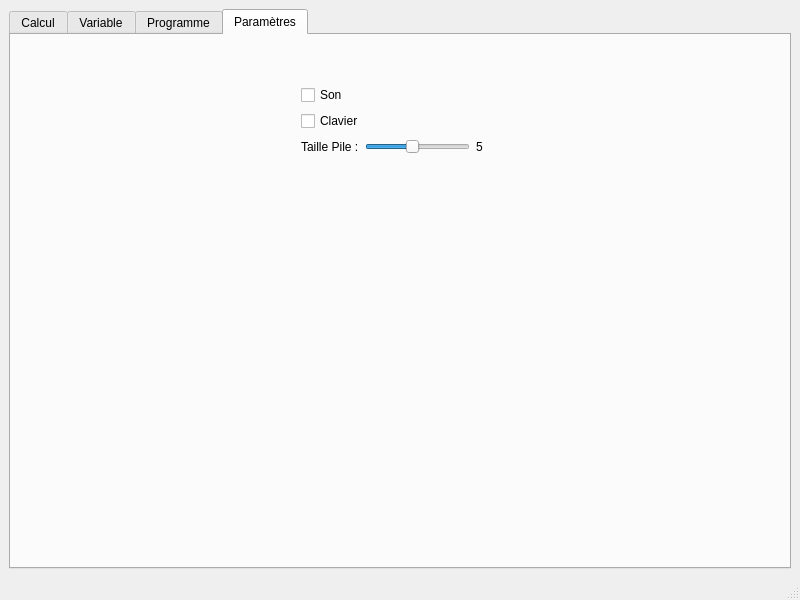
Above: mainwindow.ui from doremiiy/LO21_UTCalculator before the change. Below: the same form after it.
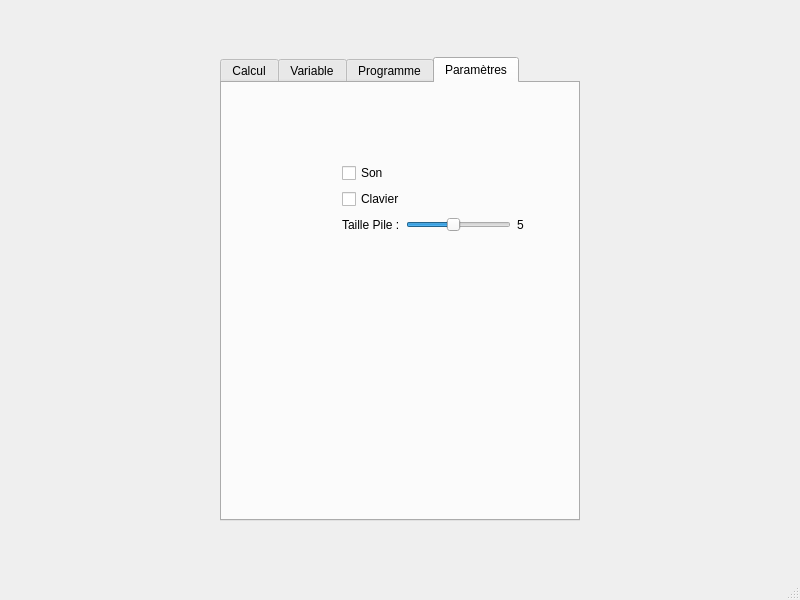
That is the form after the change. The open tabs and pages were chosen to show the change.

Diff of the .ui file:
```diff
--- a/mainwindow.ui
+++ b/mainwindow.ui
@@ -15,7 +15,7 @@
   </property>
   <widget class="QWidget" name="centralwidget">
    <layout class="QVBoxLayout" name="verticalLayout_6">
-    <item>
+    <item alignment="Qt::AlignHCenter|Qt::AlignVCenter">
      <widget class="QTabWidget" name="tabWidget">
       <property name="maximumSize">
        <size>
@@ -197,8 +197,8 @@
        <widget class="QWidget" name="verticalLayoutWidget_2">
         <property name="geometry">
          <rect>
-          <x>290</x>
-          <y>50</y>
+          <x>120</x>
+          <y>80</y>
           <width>182</width>
           <height>72</height>
          </rect>
```
Left out of the diff: 10 changed lines with no effect on the pictures.
